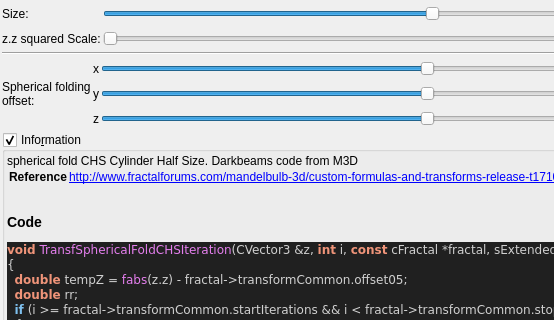
Before: the Qt Designer form mandelbulber2/qt_data/fractal_transf_spherical_fold_chs.ui in buddhi1980/mandelbulber2, drawn with Qt 5; both pictures show x 0 to 554 and y 121 to 441 of the 853 by 987 pixel window.
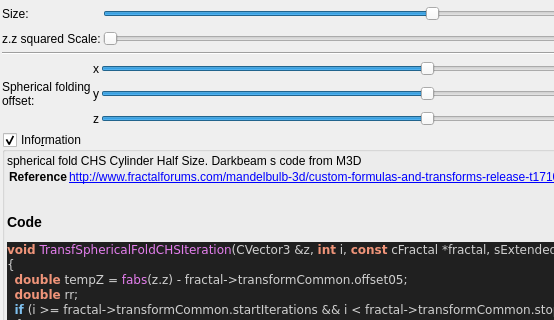
After: the same form once the commit is applied. Custom widgets are drawn as their Qt base class.

Diff of the .ui file:
```diff
--- a/mandelbulber2/qt_data/fractal_transf_spherical_fold_chs.ui
+++ b/mandelbulber2/qt_data/fractal_transf_spherical_fold_chs.ui
@@ -660,7 +660,7 @@
       <item>
        <widget class="QLabel" name="label_code_content">
         <property name="text">
-         <string notr="true">&lt;p&gt;spherical fold CHS Cylinder Half Size. Darkbeams code from M3D&lt;/p&gt;&lt;table&gt;
+         <string notr="true">&lt;p&gt;spherical fold CHS Cylinder Half Size. Darkbeam s code from M3D&lt;/p&gt;&lt;table&gt;
 &lt;tr&gt;&lt;th&gt;Reference&lt;/th&gt;&lt;td&gt;&lt;a href=&quot;http://www.fractalforums.com/mandelbulb-3d/custom-formulas-and-transforms-release-t17106/&quot;&gt;http://www.fractalforums.com/mandelbulb-3d/custom-formulas-and-transforms-release-t17106/&lt;br&gt;
 &lt;/td&gt;&lt;/tr&gt;
 &lt;/table&gt;
```
